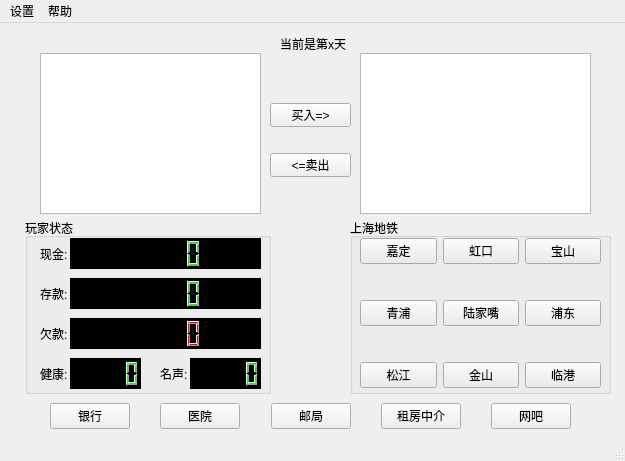
This is mainwindow.ui in wwwxyz123/shanghaifusheng as Qt 5 draws it before an edit. The edited form follows.
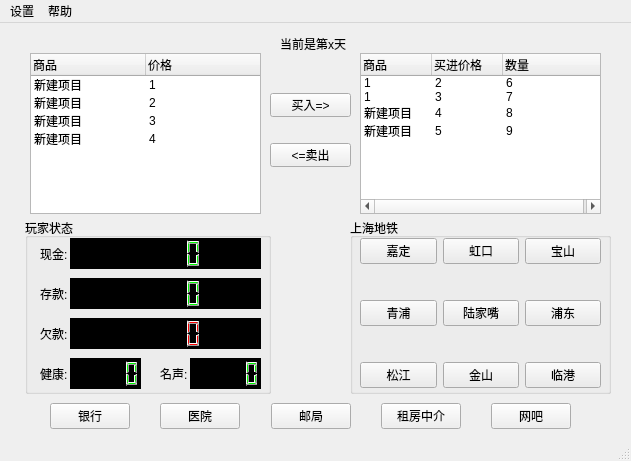
This is the edited form.

Commit message: 改用qtreewidget

What changed in the file:
```diff
--- a/mainwindow.ui
+++ b/mainwindow.ui
@@ -6,7 +6,7 @@
    <rect>
     <x>0</x>
     <y>0</y>
-    <width>625</width>
+    <width>631</width>
     <height>461</height>
    </rect>
   </property>
@@ -18,7 +18,7 @@
     <property name="geometry">
      <rect>
       <x>270</x>
-      <y>130</y>
+      <y>120</y>
       <width>81</width>
       <height>24</height>
      </rect>
@@ -378,39 +378,11 @@
      <string>当前是第x天</string>
     </property>
    </widget>
-   <widget class="QListWidget" name="itemWidget">
-    <property name="geometry">
-     <rect>
-      <x>40</x>
-      <y>30</y>
-      <width>221</width>
-      <height>161</height>
-     </rect>
-    </property>
-    <property name="styleSheet">
-     <string notr="true">color: rgb(0, 0, 0);
-font: 650 9pt &quot;等线&quot;;</string>
-    </property>
-   </widget>
-   <widget class="QListWidget" name="bagWidget">
-    <property name="geometry">
-     <rect>
-      <x>360</x>
-      <y>30</y>
-      <width>231</width>
-      <height>161</height>
-     </rect>
-    </property>
-    <property name="styleSheet">
-     <string notr="true">color: rgb(0, 0, 0);
-font: 650 9pt &quot;等线&quot;;</string>
-    </property>
-   </widget>
    <widget class="QPushButton" name="buy">
     <property name="geometry">
      <rect>
       <x>270</x>
-      <y>80</y>
+      <y>70</y>
       <width>81</width>
       <height>24</height>
      </rect>
@@ -457,14 +429,156 @@
      <bool>false</bool>
     </property>
    </widget>
+   <widget class="QTreeWidget" name="itemWidget">
+    <property name="geometry">
+     <rect>
+      <x>30</x>
+      <y>30</y>
+      <width>231</width>
+      <height>161</height>
+     </rect>
+    </property>
+    <property name="rootIsDecorated">
+     <bool>false</bool>
+    </property>
+    <attribute name="headerDefaultSectionSize">
+     <number>115</number>
+    </attribute>
+    <column>
+     <property name="text">
+      <string>商品</string>
+     </property>
+     <property name="textAlignment">
+      <set>AlignLeading|AlignVCenter</set>
+     </property>
+    </column>
+    <column>
+     <property name="text">
+      <string>价格</string>
+     </property>
+    </column>
+    <item>
+     <property name="text">
+      <string>新建项目</string>
+     </property>
+     <property name="text">
+      <string>1</string>
+     </property>
+    </item>
+    <item>
+     <property name="text">
+      <string>新建项目</string>
+     </property>
+     <property name="text">
+      <string>2</string>
+     </property>
+    </item>
+    <item>
+     <property name="text">
+      <string>新建项目</string>
+     </property>
+     <property name="text">
+      <string>3</string>
+     </property>
+    </item>
+    <item>
+     <property name="text">
+      <string>新建项目</string>
+     </property>
+     <property name="text">
+      <string>4</string>
+     </property>
+    </item>
+   </widget>
+   <widget class="QTreeWidget" name="bagWidget">
+    <property name="geometry">
+     <rect>
+      <x>360</x>
+      <y>30</y>
+      <width>241</width>
+      <height>161</height>
+     </rect>
+    </property>
+    <property name="rootIsDecorated">
+     <bool>false</bool>
+    </property>
+    <attribute name="headerMinimumSectionSize">
+     <number>18</number>
+    </attribute>
+    <attribute name="headerDefaultSectionSize">
+     <number>71</number>
+    </attribute>
+    <attribute name="headerStretchLastSection">
+     <bool>false</bool>
+    </attribute>
+    <column>
+     <property name="text">
+      <string notr="true">商品</string>
+     </property>
+    </column>
+    <column>
+     <property name="text">
+      <string>买进价格</string>
+     </property>
+    </column>
+    <column>
+     <property name="text">
+      <string>数量</string>
+     </property>
+    </column>
+    <item>
+     <property name="text">
+      <string>1</string>
+     </property>
+     <property name="text">
+      <string>2</string>
+     </property>
+     <property name="text">
+      <string>6</string>
+     </property>
+    </item>
+    <item>
+     <property name="text">
+      <string>1</string>
+     </property>
+     <property name="text">
+      <string>3</string>
+     </property>
+     <property name="text">
+      <string>7</string>
+     </property>
+    </item>
+    <item>
+     <property name="text">
+      <string>新建项目</string>
+     </property>
+     <property name="text">
+      <string>4</string>
+     </property>
+     <property name="text">
+      <string>8</string>
+     </property>
+    </item>
+    <item>
+     <property name="text">
+      <string>新建项目</string>
+     </property>
+     <property name="text">
+      <string>5</string>
+     </property>
+     <property name="text">
+      <string>9</string>
+     </property>
+    </item>
+   </widget>
   </widget>
   <widget class="QMenuBar" name="menubar">
    <property name="geometry">
     <rect>
      <x>0</x>
      <y>0</y>
-     <width>625</width>
-     <height>22</height>
+     <width>631</width>
+     <height>18</height>
     </rect>
    </property>
    <widget class="QMenu" name="menu">
```
Left out of the diff: 12 changed lines with no effect on the pictures. The commit also changes 2 other files.
